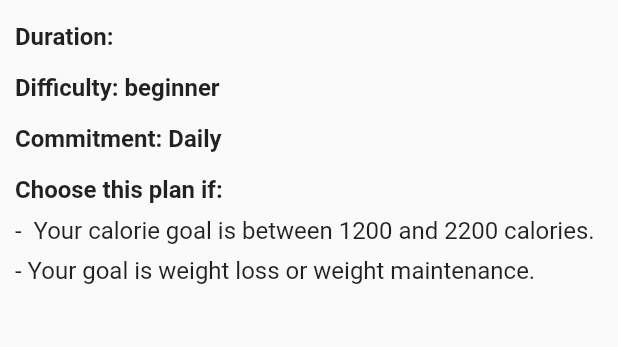
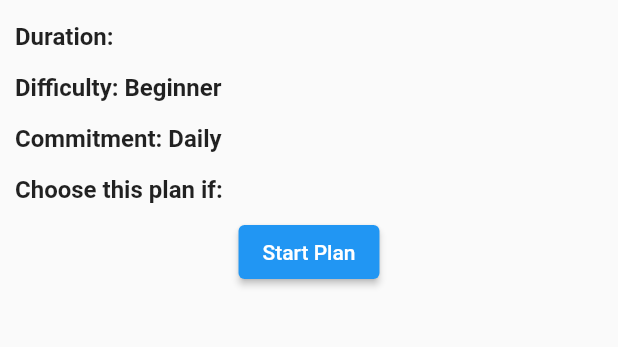
Before and after one commit to InvokeMe123/shapeup, a Flutter app: the PremiumScreen screen opened directly, after a tap on "High Protein", on a phone screen of 412 x 824 dp, the part 534-881 px from its top. Run offline on Flutter 3.47's test engine with Material 2 defaults, Android fonts, the phone set to English and light mode, and no system bars; our stand-ins replace animated_text_kit, cloud_firestore, firebase_auth, firebase_core, firebase_database, flutter_image_slideshow and 4 more; missing offline and left inert: khalti_flutter; accounts and stored records are empty; network calls fail.

```diff
--- a/lib/models/diet_model.dart
+++ b/lib/models/diet_model.dart
@@ -4,9 +4,9 @@
   final String caution;
   final String imagePath;
   final String duration;
-  final DietDifficulty difficulty;
+  final String difficulty;
   final String commitment;
-  final List<String> planCondition;
+  List<String>? planCondition;
 
   DietModel({
     required this.duration,
@@ -16,7 +16,7 @@
     required this.imagePath,
     required this.commitment,
     required this.difficulty,
-    required this.planCondition,
+    this.planCondition,
   });
 }
 
--- a/lib/screens/diet_card.dart
+++ b/lib/screens/diet_card.dart
@@ -31,7 +31,7 @@
                 borderRadius: const BorderRadius.only(
                     topLeft: Radius.circular(10),
                     topRight: Radius.circular(10)),
-                child: Image.asset(
+                child: Image.network(
                   dietModel.imagePath,
                   height: 180,
                   width: double.infinity,
--- a/lib/screens/diet_detail_page.dart
+++ b/lib/screens/diet_detail_page.dart
@@ -1,4 +1,5 @@
 import 'package:flutter/material.dart';
+import 'package:shapeup/screens/daily_diet_plan_page.dart';
 //import 'package:flutter/src/foundation/key.dart';
 //import 'package:flutter/src/widgets/framework.dart';
 
@@ -20,7 +21,7 @@
           child: Column(
             crossAxisAlignment: CrossAxisAlignment.start,
             children: [
-              Image.asset(
+              Image.network(
                 dietModel.imagePath,
                 height: 180,
                 width: double.infinity,
@@ -68,7 +69,7 @@
                 height: 15,
               ),
               Text(
-                'Difficulty: ${dietModel.difficulty.name}',
+                'Difficulty: ${dietModel.difficulty}',
                 style: const TextStyle(
                   fontSize: 16,
                   fontWeight: FontWeight.bold,
@@ -97,19 +98,28 @@
               const SizedBox(
                 height: 8,
               ),
-              ListView.builder(
-                shrinkWrap: true,
-                physics: const NeverScrollableScrollPhysics(),
-                itemBuilder: (context, index) => Padding(
-                  padding: const EdgeInsets.only(bottom: 8.0),
-                  child: Text(
-                    '- ${dietModel.planCondition[index]}',
-                    style: const TextStyle(
-                      fontSize: 16,
-                    ),
-                  ),
+              // ListView.builder(
+              //   shrinkWrap: true,
+              //   physics: const NeverScrollableScrollPhysics(),
+              //   itemBuilder: (context, index) => Padding(
+              //     padding: const EdgeInsets.only(bottom: 8.0),
+              //     child: Text(
+              //       '- ${dietModel.planCondition[index]}',
+              //       style: const TextStyle(
+              //         fontSize: 16,
+              //       ),
+              //     ),
+              //   ),
+              //   itemCount: dietModel.planCondition.length,
+              // ),
+              Center(
+                child: ElevatedButton(
+                  onPressed: () {
+                    Navigator.push(context,
+                        MaterialPageRoute(builder: (_) => DailyDietPlanPage()));
+                  },
+                  child: const Text('Start Plan'),
                 ),
-                itemCount: dietModel.planCondition.length,
               ),
             ],
           ),
--- a/lib/screens/premiumscreen.dart
+++ b/lib/screens/premiumscreen.dart
@@ -160,7 +160,7 @@
                   caution:
                       'Consult your physician before starting any plan. Neither Shape Up nor its affiliates will be liable for any injury sustained as a result of your participation.',
                   duration: '28 days',
-                  difficulty: DietDifficulty.beginner,
+                  difficulty: 'Beginner',
                   commitment: 'Daily',
                   planCondition: [
                     ' Your calorie goal is between 1200 and 2200 calories.',
@@ -178,7 +178,7 @@
                   caution:
                       'Consult your physician before starting any plan. Neither Shape Up nor its affiliates will be liable for any injury sustained as a result of your participation.',
                   duration: '',
-                  difficulty: DietDifficulty.beginner,
+                  difficulty: 'Beginner',
                   commitment: 'Daily',
                   planCondition: [
                     ' Your calorie goal is between 1200 and 2200 calories.',
```
Also changed, not shown: lib/models/daily_diet_model.dart (added, +14 -0 lines), lib/screens/daily_diet_plan_page.dart (added, +35 -0 lines), lib/screens/dietscreen.dart (+25 -3 lines), lib/services/database_service.dart (added, +55 -0 lines), pubspec.yaml (+4 -5 lines), pubspec.lock, 3 other files.
